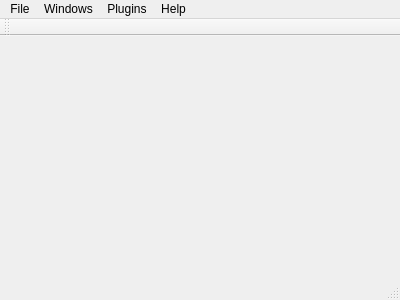
Before: the Qt Designer form Application/mainwindow.ui in SSSAAABBB/Working, drawn with Qt 5.
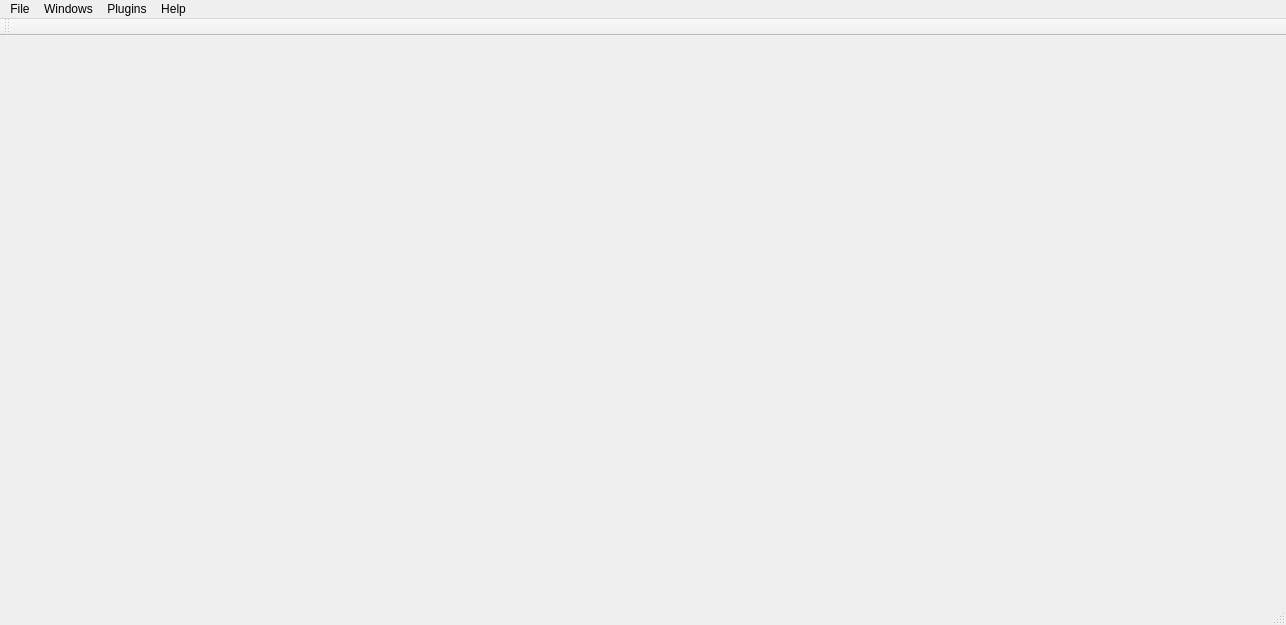
After: the same form once the commit is applied.

Commit message: 固定主窗体最小长宽1268*625

Diff of the .ui file:
```diff
--- a/Application/mainwindow.ui
+++ b/Application/mainwindow.ui
@@ -6,10 +6,16 @@
    <rect>
     <x>0</x>
     <y>0</y>
-    <width>400</width>
-    <height>300</height>
+    <width>1286</width>
+    <height>625</height>
    </rect>
   </property>
+  <property name="minimumSize">
+   <size>
+    <width>1286</width>
+    <height>625</height>
+   </size>
+  </property>
   <property name="windowTitle">
    <string>MainWindow</string>
   </property>
@@ -19,7 +25,7 @@
     <rect>
      <x>0</x>
      <y>0</y>
-     <width>400</width>
+     <width>1286</width>
      <height>22</height>
     </rect>
    </property>
```
Left out of the diff: 24 changed lines with no effect on the pictures.
